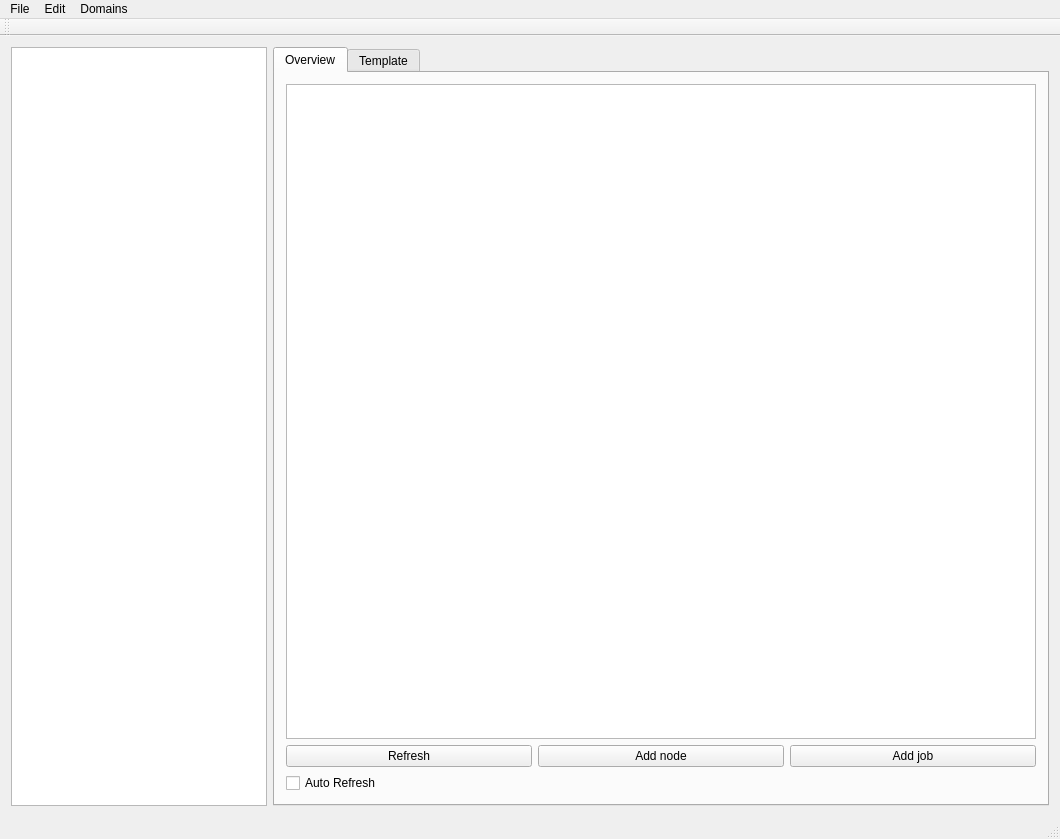
This is ui/main_window.ui in mgrzybek/ows-qt-console as Qt 5 draws it before an edit. The edited form follows.
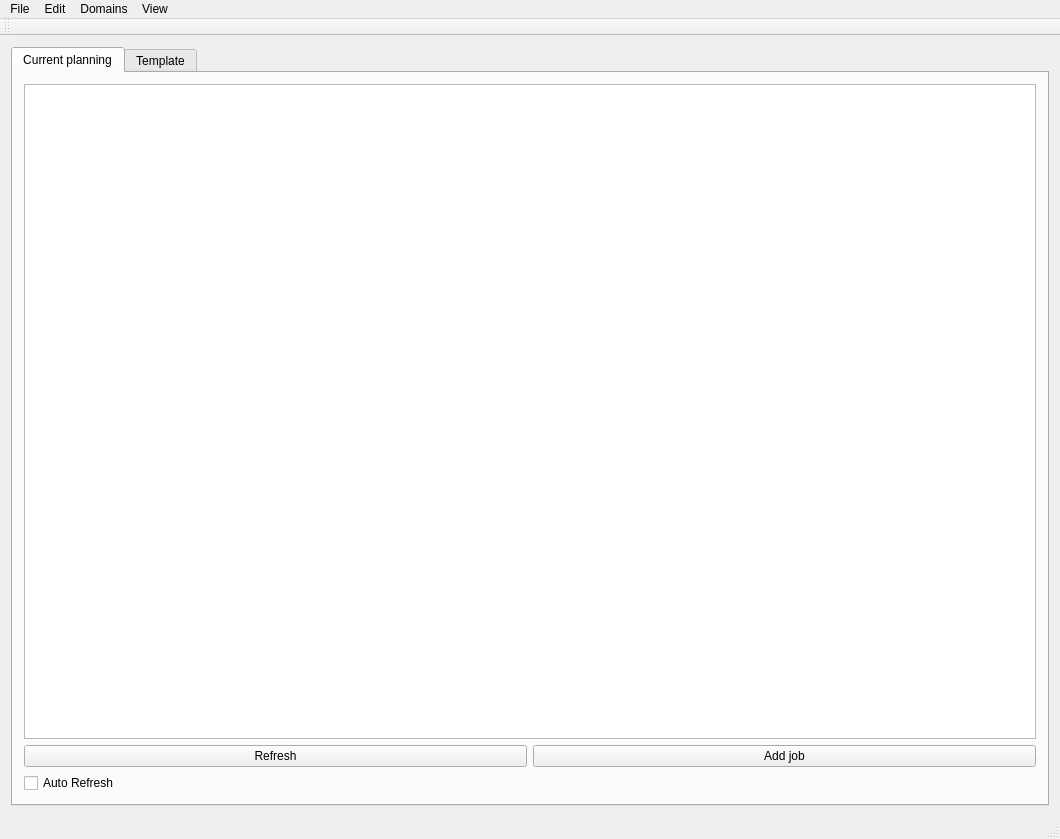
This is the edited form.

```diff
--- a/ui/main_window.ui
+++ b/ui/main_window.ui
@@ -14,38 +14,23 @@
    <string>OWS Qt Console</string>
   </property>
   <widget class="QWidget" name="centralWidget">
-   <layout class="QHBoxLayout" name="horizontalLayout_2">
+   <layout class="QVBoxLayout" name="verticalLayout">
     <item>
-     <widget class="QTreeView" name="nodes_tree">
-      <property name="enabled">
-       <bool>true</bool>
-      </property>
-      <property name="sizePolicy">
-       <sizepolicy hsizetype="Fixed" vsizetype="Expanding">
-        <horstretch>0</horstretch>
-        <verstretch>0</verstretch>
-       </sizepolicy>
-      </property>
-      <property name="editTriggers">
-       <set>QAbstractItemView::NoEditTriggers</set>
-      </property>
-      <property name="sortingEnabled">
-       <bool>true</bool>
-      </property>
-     </widget>
-    </item>
-    <item>
-     <widget class="QTabWidget" name="tabWidget">
+     <widget class="QTabWidget" name="jobs_widget">
       <property name="currentIndex">
        <number>0</number>
       </property>
-      <widget class="QWidget" name="overview_tab">
+      <widget class="QWidget" name="current_planning_tab">
        <attribute name="title">
-        <string>Overview</string>
+        <string>Current planning</string>
        </attribute>
-       <layout class="QVBoxLayout" name="verticalLayout">
+       <layout class="QVBoxLayout" name="verticalLayout_3">
         <item>
-         <widget class="QTableView" name="jobs_view"/>
+         <widget class="QTableView" name="current_jobs_view">
+          <property name="alternatingRowColors">
+           <bool>true</bool>
+          </property>
+         </widget>
         </item>
         <item>
          <layout class="QHBoxLayout" name="horizontalLayout">
@@ -57,14 +42,64 @@
            </widget>
           </item>
           <item>
-           <widget class="QPushButton" name="add_node_button">
+           <widget class="QPushButton" name="add_current_job_button">
+            <property name="text">
+             <string>Add job</string>
+            </property>
+           </widget>
+          </item>
+         </layout>
+        </item>
+        <item>
+         <layout class="QHBoxLayout" name="horizontalLayout_4">
+          <item>
+           <widget class="QCheckBox" name="auto_refresh_current_check">
+            <property name="text">
+             <string>Auto Refresh</string>
+            </property>
+           </widget>
+          </item>
+          <item>
+           <widget class="QLabel" name="current_planning_label">
+            <property name="text">
+             <string/>
+            </property>
+           </widget>
+          </item>
+         </layout>
+        </item>
+       </layout>
+      </widget>
+      <widget class="QWidget" name="template_tab">
+       <attribute name="title">
+        <string>Template</string>
+       </attribute>
+       <layout class="QVBoxLayout" name="verticalLayout_2">
+        <item>
+         <widget class="QTableView" name="template_jobs_view">
+          <property name="alternatingRowColors">
+           <bool>true</bool>
+          </property>
+         </widget>
+        </item>
+        <item>
+         <layout class="QHBoxLayout" name="horizontalLayout_3">
+          <item>
+           <widget class="QPushButton" name="get_template_nodes_button">
+            <property name="text">
+             <string>Refresh</string>
+            </property>
+           </widget>
+          </item>
+          <item>
+           <widget class="QPushButton" name="add_template_node_button">
             <property name="text">
              <string>Add node</string>
             </property>
            </widget>
           </item>
           <item>
-           <widget class="QPushButton" name="add_job_button">
+           <widget class="QPushButton" name="add_template_job_button">
             <property name="text">
              <string>Add job</string>
             </property>
@@ -73,7 +108,7 @@
          </layout>
         </item>
         <item>
-         <widget class="QCheckBox" name="auto_refresh_check">
+         <widget class="QCheckBox" name="auto_refresh_template_check">
           <property name="text">
            <string>Auto Refresh</string>
           </property>
@@ -81,11 +116,6 @@
         </item>
        </layout>
       </widget>
-      <widget class="QWidget" name="template_tab">
-       <attribute name="title">
-        <string>Template</string>
-       </attribute>
-      </widget>
      </widget>
     </item>
    </layout>
@@ -118,9 +148,16 @@
     <addaction name="separator"/>
     <addaction name="actionManage"/>
    </widget>
+   <widget class="QMenu" name="menuView">
+    <property name="title">
+     <string>View</string>
+    </property>
+    <addaction name="actionAuto_refresh"/>
+   </widget>
    <addaction name="menuFile"/>
    <addaction name="menuEdit"/>
    <addaction name="menuDomains"/>
+   <addaction name="menuView"/>
   </widget>
   <widget class="QToolBar" name="mainToolBar">
    <attribute name="toolBarArea">
```
Left out of the diff: 7 changed lines with no effect on the pictures.
